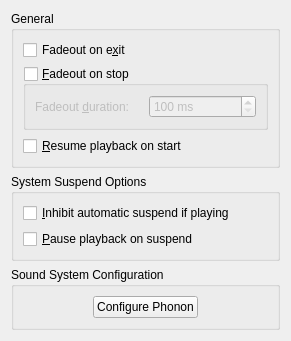
Above: src/configdialog/dialogs/PlaybackConfig.ui from KDE/amarok before the change. Below: the same form after it.
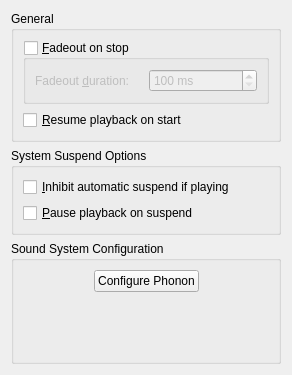
That is the form after the change.

Commit message: Remove a hidden UI option.

```diff
--- a/src/configdialog/dialogs/PlaybackConfig.ui
+++ b/src/configdialog/dialogs/PlaybackConfig.ui
@@ -6,8 +6,8 @@
    <rect>
     <x>0</x>
     <y>0</y>
-    <width>291</width>
-    <height>250</height>
+    <width>292</width>
+    <height>375</height>
    </rect>
   </property>
   <layout class="QGridLayout" name="gridLayout_5">
@@ -18,19 +18,6 @@
      </property>
      <layout class="QGridLayout" name="gridLayout_3">
       <item row="0" column="1">
-       <widget class="QCheckBox" name="kcfg_FadeoutOnExit">
-        <property name="toolTip">
-         <string>If checked, Amarok will fade out the music on program exit.</string>
-        </property>
-        <property name="text">
-         <string>Fadeout on e&amp;xit</string>
-        </property>
-        <property name="checked">
-         <bool>false</bool>
-        </property>
-       </widget>
-      </item>
-      <item row="1" column="1">
        <widget class="QGroupBox" name="kcfg_Fadeout">
         <property name="toolTip">
          <string>If checked, Amarok will slowly fade the volume of the playing track on stop or at the end of the playlist, rather than stopping playback immediately</string>
@@ -96,7 +83,7 @@
         </layout>
        </widget>
       </item>
-      <item row="2" column="1">
+      <item row="1" column="1">
        <widget class="QCheckBox" name="kcfg_ResumePlayback">
         <property name="toolTip">
          <string>If checked, Amarok will&lt;br&gt;resume playback from where you left it the previous session -- just like a tape-player.</string>
```
The commit also changes 1 other file.
